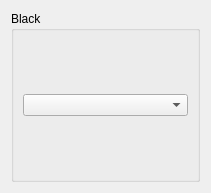
Qt form qt/qtgo/qtgo/PlayerWidget.ui (alecs1/home) before a commit.
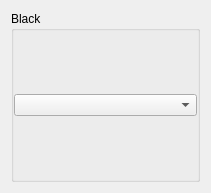
The same form after that commit.

```diff
--- a/qt/qtgo/qtgo/PlayerWidget.ui
+++ b/qt/qtgo/qtgo/PlayerWidget.ui
@@ -35,6 +35,21 @@
       <set>Qt::AlignLeading|Qt::AlignLeft|Qt::AlignTop</set>
      </property>
      <layout class="QVBoxLayout" name="verticalLayout_3">
+      <property name="spacing">
+       <number>0</number>
+      </property>
+      <property name="leftMargin">
+       <number>0</number>
+      </property>
+      <property name="topMargin">
+       <number>0</number>
+      </property>
+      <property name="rightMargin">
+       <number>0</number>
+      </property>
+      <property name="bottomMargin">
+       <number>0</number>
+      </property>
       <item>
        <layout class="QVBoxLayout" name="verticalLayout">
         <property name="sizeConstraint">
```
